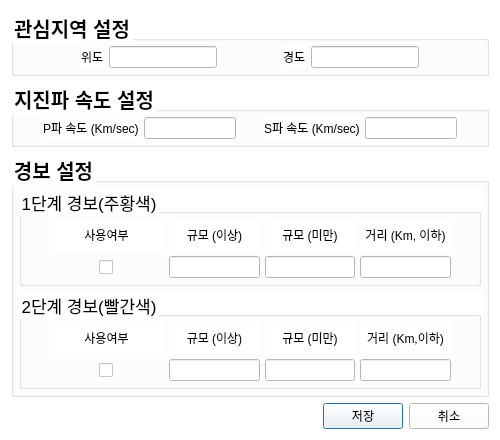
Old version of the form configuration.ui in the repository hayoungdaddy/KGOM.
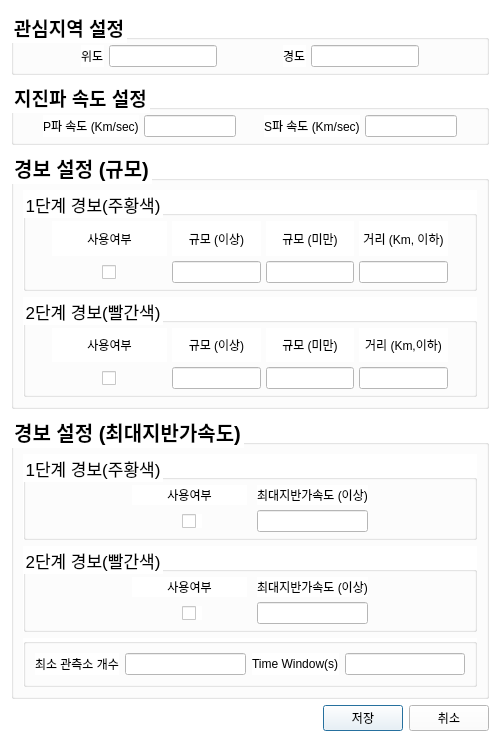
New version of the form.

Patch:
```diff
--- a/configuration.ui
+++ b/configuration.ui
@@ -7,7 +7,7 @@
     <x>0</x>
     <y>0</y>
     <width>500</width>
-    <height>440</height>
+    <height>742</height>
    </rect>
   </property>
   <property name="windowTitle">
@@ -27,7 +27,7 @@
      </property>
      <property name="font">
       <font>
-       <pointsize>15</pointsize>
+       <pointsize>14</pointsize>
        <weight>75</weight>
        <bold>true</bold>
       </font>
@@ -131,7 +131,7 @@
     <widget class="QGroupBox" name="groupBox_9">
      <property name="font">
       <font>
-       <pointsize>15</pointsize>
+       <pointsize>14</pointsize>
        <weight>75</weight>
        <bold>true</bold>
       </font>
@@ -241,24 +241,9 @@
       </font>
      </property>
      <property name="title">
-      <string>경보 설정</string>
+      <string>경보 설정 (규모)</string>
      </property>
-     <layout class="QGridLayout" name="gridLayout_4">
-      <property name="leftMargin">
-       <number>5</number>
-      </property>
-      <property name="topMargin">
-       <number>5</number>
-      </property>
-      <property name="rightMargin">
-       <number>5</number>
-      </property>
-      <property name="bottomMargin">
-       <number>5</number>
-      </property>
-      <property name="spacing">
-       <number>5</number>
-      </property>
+     <layout class="QGridLayout" name="gridLayout_3">
       <item row="0" column="0">
        <widget class="QGroupBox" name="groupBox_7">
         <property name="font">
@@ -570,6 +555,305 @@
      </layout>
     </widget>
    </item>
+   <item>
+    <widget class="QGroupBox" name="groupBox_4">
+     <property name="sizePolicy">
+      <sizepolicy hsizetype="Preferred" vsizetype="Expanding">
+       <horstretch>0</horstretch>
+       <verstretch>0</verstretch>
+      </sizepolicy>
+     </property>
+     <property name="font">
+      <font>
+       <pointsize>15</pointsize>
+       <weight>75</weight>
+       <bold>true</bold>
+      </font>
+     </property>
+     <property name="title">
+      <string>경보 설정 (최대지반가속도)</string>
+     </property>
+     <layout class="QGridLayout" name="gridLayout_2">
+      <item row="1" column="0">
+       <widget class="QGroupBox" name="groupBox_17">
+        <property name="font">
+         <font>
+          <pointsize>13</pointsize>
+         </font>
+        </property>
+        <property name="title">
+         <string>2단계 경보(빨간색)</string>
+        </property>
+        <layout class="QVBoxLayout" name="verticalLayout_15">
+         <property name="spacing">
+          <number>5</number>
+         </property>
+         <property name="leftMargin">
+          <number>5</number>
+         </property>
+         <property name="topMargin">
+          <number>5</number>
+         </property>
+         <property name="rightMargin">
+          <number>5</number>
+         </property>
+         <property name="bottomMargin">
+          <number>5</number>
+         </property>
+         <item>
+          <layout class="QGridLayout" name="gridLayout_20">
+           <item row="1" column="2">
+            <widget class="QLineEdit" name="level2AlertPGALE">
+             <property name="alignment">
+              <set>Qt::AlignCenter</set>
+             </property>
+            </widget>
+           </item>
+           <item row="0" column="3">
+            <spacer name="horizontalSpacer_28">
+             <property name="orientation">
+              <enum>Qt::Horizontal</enum>
+             </property>
+             <property name="sizeHint" stdset="0">
+              <size>
+               <width>40</width>
+               <height>20</height>
+              </size>
+             </property>
+            </spacer>
+           </item>
+           <item row="0" column="2">
+            <widget class="QLabel" name="label_77">
+             <property name="text">
+              <string>최대지반가속도 (이상)</string>
+             </property>
+             <property name="alignment">
+              <set>Qt::AlignCenter</set>
+             </property>
+            </widget>
+           </item>
+           <item row="1" column="1">
+            <widget class="QCheckBox" name="level2AlertUsePGACB">
+             <property name="sizePolicy">
+              <sizepolicy hsizetype="Fixed" vsizetype="Fixed">
+               <horstretch>0</horstretch>
+               <verstretch>0</verstretch>
+              </sizepolicy>
+             </property>
+             <property name="minimumSize">
+              <size>
+               <width>115</width>
+               <height>0</height>
+              </size>
+             </property>
+             <property name="styleSheet">
+              <string notr="true">margin-left:50%; margin-right:50%;</string>
+             </property>
+             <property name="text">
+              <string/>
+             </property>
+            </widget>
+           </item>
+           <item row="0" column="0">
+            <spacer name="horizontalSpacer_27">
+             <property name="orientation">
+              <enum>Qt::Horizontal</enum>
+             </property>
+             <property name="sizeHint" stdset="0">
+              <size>
+               <width>40</width>
+               <height>20</height>
+              </size>
+             </property>
+            </spacer>
+           </item>
+           <item row="0" column="1">
+            <widget class="QLabel" name="label_75">
+             <property name="sizePolicy">
+              <sizepolicy hsizetype="Fixed" vsizetype="Preferred">
+               <horstretch>0</horstretch>
+               <verstretch>0</verstretch>
+              </sizepolicy>
+             </property>
+             <property name="minimumSize">
+              <size>
+               <width>115</width>
+               <height>0</height>
+              </size>
+             </property>
+             <property name="text">
+              <string>사용여부</string>
+             </property>
+             <property name="alignment">
+              <set>Qt::AlignCenter</set>
+             </property>
+            </widget>
+           </item>
+          </layout>
+         </item>
+        </layout>
+       </widget>
+      </item>
+      <item row="0" column="0">
+       <widget class="QGroupBox" name="groupBox_16">
+        <property name="font">
+         <font>
+          <pointsize>13</pointsize>
+         </font>
+        </property>
+        <property name="title">
+         <string>1단계 경보(주황색)</string>
+        </property>
+        <layout class="QVBoxLayout" name="verticalLayout_14">
+         <property name="spacing">
+          <number>5</number>
+         </property>
+         <property name="leftMargin">
+          <number>5</number>
+         </property>
+         <property name="topMargin">
+          <number>5</number>
+         </property>
+         <property name="rightMargin">
+          <number>5</number>
+         </property>
+         <property name="bottomMargin">
+          <number>5</number>
+         </property>
+         <item>
+          <layout class="QGridLayout" name="gridLayout_19">
+           <item row="0" column="2">
+            <widget class="QLabel" name="label_72">
+             <property name="text">
+              <string>최대지반가속도 (이상)</string>
+             </property>
+             <property name="alignment">
+              <set>Qt::AlignCenter</set>
+             </property>
+            </widget>
+           </item>
+           <item row="0" column="3">
+            <spacer name="horizontalSpacer_26">
+             <property name="orientation">
+              <enum>Qt::Horizontal</enum>
+             </property>
+             <property name="sizeHint" stdset="0">
+              <size>
+               <width>40</width>
+               <height>20</height>
+              </size>
+             </property>
+            </spacer>
+           </item>
+           <item row="0" column="0">
+            <spacer name="horizontalSpacer_25">
+             <property name="orientation">
+              <enum>Qt::Horizontal</enum>
+             </property>
+             <property name="sizeHint" stdset="0">
+              <size>
+               <width>40</width>
+               <height>20</height>
+              </size>
+             </property>
+            </spacer>
+           </item>
+           <item row="0" column="1">
+            <widget class="QLabel" name="label_25">
+             <property name="sizePolicy">
+              <sizepolicy hsizetype="Fixed" vsizetype="Preferred">
+               <horstretch>0</horstretch>
+               <verstretch>0</verstretch>
+              </sizepolicy>
+             </property>
+             <property name="minimumSize">
+              <size>
+               <width>115</width>
+               <height>0</height>
+              </size>
+             </property>
+             <property name="text">
+              <string>사용여부</string>
+             </property>
+             <property name="alignment">
+              <set>Qt::AlignCenter</set>
+             </property>
+            </widget>
+           </item>
+           <item row="1" column="2">
+            <widget class="QLineEdit" name="level1AlertPGALE">
+             <property name="alignment">
+              <set>Qt::AlignCenter</set>
+             </property>
+            </widget>
+           </item>
+           <item row="1" column="1">
+            <widget class="QCheckBox" name="level1AlertUsePGACB">
+             <property name="sizePolicy">
+              <sizepolicy hsizetype="Fixed" vsizetype="Fixed">
+               <horstretch>0</horstretch>
+               <verstretch>0</verstretch>
+              </sizepolicy>
+             </property>
+             <property name="minimumSize">
+              <size>
+               <width>115</width>
+               <height>0</height>
+              </size>
+             </property>
+             <property name="styleSheet">
+              <string notr="true">margin-left:50%; margin-right:50%;</string>
+             </property>
+             <property name="text">
+              <string/>
+             </property>
+            </widget>
+           </item>
+          </layout>
+         </item>
+        </layout>
+       </widget>
+      </item>
+      <item row="2" column="0">
+       <widget class="QGroupBox" name="groupBox_2">
+        <property name="title">
+         <string/>
+        </property>
+        <layout class="QHBoxLayout" name="horizontalLayout_3">
+         <item>
+          <widget class="QLabel" name="label_5">
+           <property name="text">
+            <string>최소 관측소 개수</string>
+           </property>
+          </widget>
+         </item>
+         <item>
+          <widget class="QLineEdit" name="numStaPGALE">
+           <property name="alignment">
+            <set>Qt::AlignCenter</set>
+           </property>
+          </widget>
+         </item>
+         <item>
+          <widget class="QLabel" name="label_6">
+           <property name="text">
+            <string>Time Window(s)</string>
+           </property>
+          </widget>
+         </item>
+         <item>
+          <widget class="QLineEdit" name="pgaTimeWindowLE">
+           <property name="alignment">
+            <set>Qt::AlignCenter</set>
+           </property>
+          </widget>
+         </item>
+        </layout>
+       </widget>
+      </item>
+     </layout>
+    </widget>
+   </item>
    <item>
     <layout class="QHBoxLayout" name="horizontalLayout">
      <item>
```
